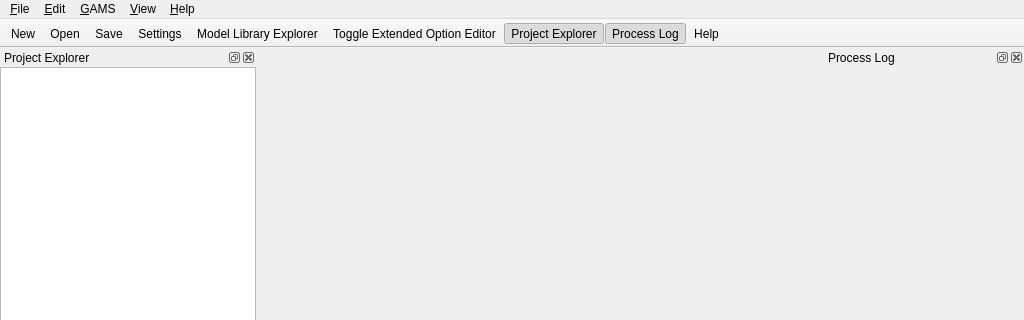
This is src/mainwindow.ui in GAMS-dev/studio as Qt 5 draws it before an edit; both pictures show x 0 to 1024 and y 0 to 320 of the 1024 by 768 pixel window. The edited form follows.
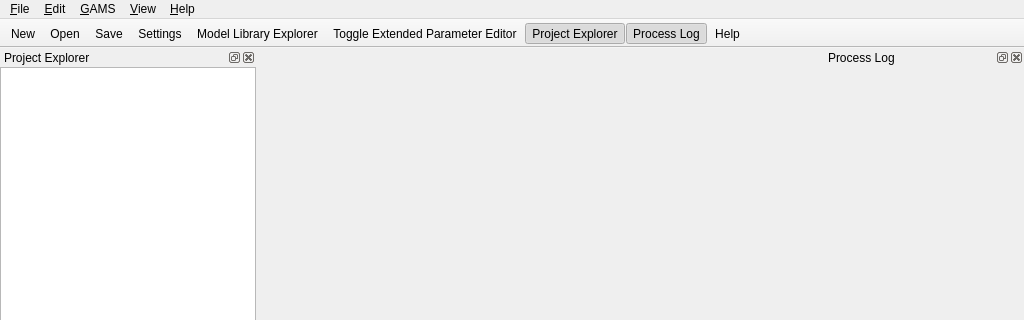
This is the edited form. Icons and pictures are not drawn. Custom widgets are drawn as their Qt base class.

Commit message: updated outdated name of parameter editor in ui

Patch:
```diff
--- a/src/mainwindow.ui
+++ b/src/mainwindow.ui
@@ -453,7 +453,7 @@
    <addaction name="actionSave"/>
    <addaction name="actionSettings"/>
    <addaction name="actionGAMS_Library"/>
-   <addaction name="actionToggle_Extended_Option_Editor"/>
+   <addaction name="actionToggle_Extended_Parameter_Editor"/>
    <addaction name="actionProject_View"/>
    <addaction name="actionProcess_Log"/>
    <addaction name="actionHelp_View"/>
@@ -1092,7 +1092,7 @@
     <bool>true</bool>
    </property>
   </action>
-  <action name="actionToggle_Extended_Option_Editor">
+  <action name="actionToggle_Extended_Parameter_Editor">
    <property name="checkable">
     <bool>true</bool>
    </property>
@@ -1101,10 +1101,10 @@
      <normaloff>:/img/show</normaloff>:/img/show</iconset>
    </property>
    <property name="text">
-    <string>Toggle Extended Option Editor</string>
+    <string>Toggle Extended Parameter Editor</string>
    </property>
    <property name="toolTip">
-    <string>Show Extended Option Editor</string>
+    <string>Show Extended Parameter Editor</string>
    </property>
    <property name="shortcut">
     <string>Ctrl+Alt+L</string>
```
The commit also changes 2 other files.
